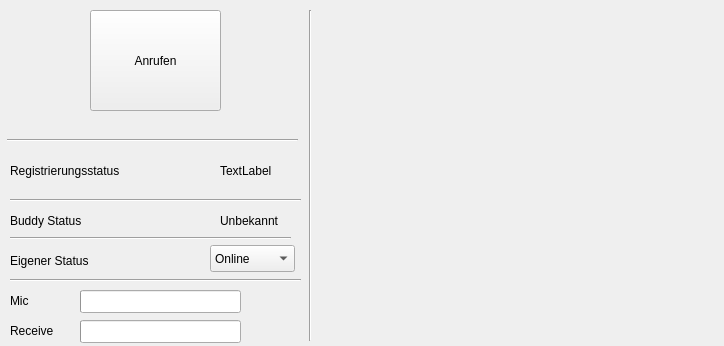
The window that Modules/MainUIModules/UIResources/MainUISimpleVideo.ui (dennisguse/VoIP.py) describes before a commit, drawn with Qt 5.
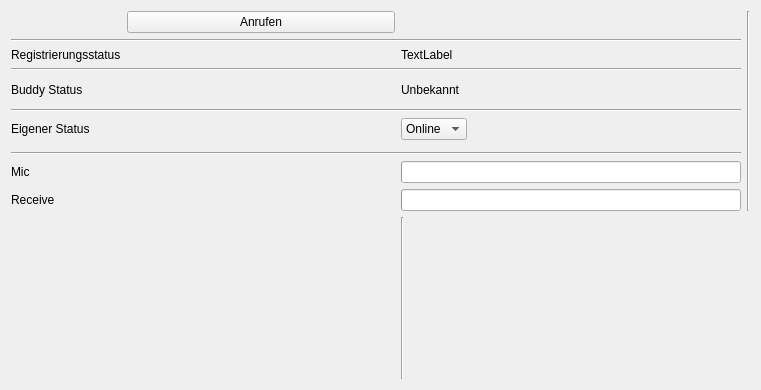
The same window after the commit.

Commit message: Still working video-demo.

```diff
--- a/Modules/MainUIModules/UIResources/MainUISimpleVideo.ui
+++ b/Modules/MainUIModules/UIResources/MainUISimpleVideo.ui
@@ -6,196 +6,95 @@
    <rect>
     <x>0</x>
     <y>0</y>
-    <width>724</width>
-    <height>346</height>
+    <width>761</width>
+    <height>390</height>
    </rect>
   </property>
+  <property name="sizePolicy">
+   <sizepolicy hsizetype="Expanding" vsizetype="Expanding">
+    <horstretch>1</horstretch>
+    <verstretch>0</verstretch>
+   </sizepolicy>
+  </property>
   <property name="windowTitle">
    <string>Simple</string>
   </property>
-  <widget class="QLabel" name="regState">
-   <property name="geometry">
-    <rect>
-     <x>220</x>
-     <y>140</y>
-     <width>71</width>
-     <height>61</height>
-    </rect>
-   </property>
-   <property name="toolTip">
-    <string/>
-   </property>
-   <property name="statusTip">
-    <string/>
-   </property>
-   <property name="whatsThis">
-    <string/>
-   </property>
-   <property name="text">
-    <string>TextLabel</string>
-   </property>
-  </widget>
-  <widget class="QPushButton" name="btn">
-   <property name="geometry">
-    <rect>
-     <x>90</x>
-     <y>10</y>
-     <width>131</width>
-     <height>101</height>
-    </rect>
-   </property>
-   <property name="text">
-    <string>Anrufen</string>
-   </property>
-  </widget>
-  <widget class="QLabel" name="label">
-   <property name="geometry">
-    <rect>
-     <x>10</x>
-     <y>160</y>
-     <width>151</width>
-     <height>21</height>
-    </rect>
-   </property>
-   <property name="text">
-    <string>Registrierungsstatus</string>
-   </property>
-  </widget>
-  <widget class="Line" name="line">
-   <property name="geometry">
-    <rect>
-     <x>10</x>
-     <y>190</y>
-     <width>291</width>
-     <height>20</height>
-    </rect>
-   </property>
-   <property name="orientation">
-    <enum>Qt::Horizontal</enum>
-   </property>
-  </widget>
-  <widget class="QLabel" name="label_2">
-   <property name="geometry">
-    <rect>
-     <x>10</x>
-     <y>210</y>
-     <width>111</width>
-     <height>21</height>
-    </rect>
-   </property>
-   <property name="text">
-    <string>Buddy Status</string>
-   </property>
-  </widget>
+  <layout class="QGridLayout" name="gridLayout">
+   <item row="6" column="2">
   <widget class="QLabel" name="lblBuddy">
-   <property name="geometry">
-    <rect>
-     <x>220</x>
-     <y>210</y>
-     <width>81</width>
-     <height>21</height>
-    </rect>
-   </property>
    <property name="text">
     <string>Unbekannt</string>
    </property>
   </widget>
+   </item>
+   <item row="12" column="2" colspan="2">
+    <widget class="QProgressBar" name="pbTx">
+     <property name="value">
+      <number>0</number>
+     </property>
+     <property name="textVisible">
+      <bool>false</bool>
+     </property>
+    </widget>
+   </item>
+   <item row="14" column="2">
+    <widget class="Line" name="line_6">
+     <property name="orientation">
+      <enum>Qt::Vertical</enum>
+     </property>
+    </widget>
+   </item>
+   <item row="1" column="0" rowspan="2" colspan="4">
   <widget class="Line" name="line_2">
-   <property name="geometry">
-    <rect>
-     <x>7</x>
-     <y>130</y>
-     <width>291</width>
-     <height>20</height>
-    </rect>
-   </property>
    <property name="orientation">
     <enum>Qt::Horizontal</enum>
    </property>
   </widget>
-  <widget class="Line" name="line_3">
-   <property name="geometry">
-    <rect>
-     <x>10</x>
-     <y>270</y>
-     <width>291</width>
-     <height>20</height>
-    </rect>
-   </property>
+   </item>
+   <item row="0" column="4" rowspan="14">
+    <widget class="Line" name="line_5">
+     <property name="orientation">
+      <enum>Qt::Vertical</enum>
+     </property>
+    </widget>
+   </item>
+   <item row="4" column="0" colspan="4">
+    <widget class="Line" name="line">
    <property name="orientation">
     <enum>Qt::Horizontal</enum>
    </property>
   </widget>
+   </item>
+   <item row="8" column="0" colspan="4">
+    <widget class="Line" name="line_4">
+     <property name="orientation">
+      <enum>Qt::Horizontal</enum>
+     </property>
+    </widget>
+   </item>
+   <item row="12" column="0">
   <widget class="QLabel" name="label_3">
-   <property name="geometry">
-    <rect>
-     <x>10</x>
-     <y>290</y>
-     <width>111</width>
-     <height>21</height>
-    </rect>
-   </property>
    <property name="text">
     <string>Mic</string>
    </property>
   </widget>
+   </item>
+   <item row="13" column="0">
   <widget class="QLabel" name="label_4">
-   <property name="geometry">
-    <rect>
-     <x>10</x>
-     <y>320</y>
-     <width>61</width>
-     <height>21</height>
-    </rect>
-   </property>
    <property name="text">
     <string>Receive</string>
    </property>
   </widget>
-  <widget class="QProgressBar" name="pbTx">
-   <property name="geometry">
-    <rect>
-     <x>80</x>
-     <y>290</y>
-     <width>161</width>
-     <height>23</height>
-    </rect>
-   </property>
-   <property name="value">
-    <number>0</number>
-   </property>
-   <property name="textVisible">
-    <bool>false</bool>
-   </property>
-  </widget>
-  <widget class="QProgressBar" name="pbRx">
-   <property name="enabled">
-    <bool>true</bool>
-   </property>
-   <property name="geometry">
-    <rect>
-     <x>80</x>
-     <y>320</y>
-     <width>161</width>
-     <height>23</height>
-    </rect>
-   </property>
-   <property name="value">
-    <number>0</number>
-   </property>
-   <property name="textVisible">
-    <bool>false</bool>
-   </property>
-  </widget>
+   </item>
+   <item row="9" column="0">
+    <widget class="QLabel" name="label_5">
+     <property name="text">
+      <string>Eigener Status</string>
+     </property>
+    </widget>
+   </item>
+   <item row="9" column="2">
   <widget class="QComboBox" name="cbOwnStatus">
-   <property name="geometry">
-    <rect>
-     <x>210</x>
-     <y>245</y>
-     <width>85</width>
-     <height>27</height>
-    </rect>
-   </property>
    <item>
     <property name="text">
      <string>Online</string>
@@ -207,67 +106,87 @@
     </property>
    </item>
   </widget>
-  <widget class="QLabel" name="label_5">
-   <property name="geometry">
-    <rect>
-     <x>10</x>
-     <y>250</y>
-     <width>111</width>
-     <height>21</height>
-    </rect>
-   </property>
-   <property name="text">
-    <string>Eigener Status</string>
-   </property>
-  </widget>
-  <widget class="Line" name="line_4">
-   <property name="geometry">
-    <rect>
-     <x>10</x>
-     <y>230</y>
-     <width>281</width>
-     <height>16</height>
-    </rect>
-   </property>
+   </item>
+   <item row="11" column="0" colspan="4">
+    <widget class="Line" name="line_3">
    <property name="orientation">
     <enum>Qt::Horizontal</enum>
    </property>
   </widget>
-  <widget class="Line" name="line_5">
-   <property name="geometry">
-    <rect>
-     <x>300</x>
-     <y>10</y>
-     <width>20</width>
-     <height>331</height>
-    </rect>
-   </property>
-   <property name="orientation">
-    <enum>Qt::Vertical</enum>
-   </property>
-  </widget>
-  <widget class="QWidget" name="gridLayoutWidget">
-   <property name="geometry">
-    <rect>
-     <x>550</x>
-     <y>220</y>
-     <width>131</width>
-     <height>121</height>
-    </rect>
-   </property>
-   <layout class="QGridLayout" name="videoOutgoing"/>
-  </widget>
-  <widget class="QWidget" name="gridLayoutWidget_2">
-   <property name="geometry">
-    <rect>
-     <x>320</x>
-     <y>10</y>
-     <width>301</width>
-     <height>281</height>
-    </rect>
+   </item>
+   <item row="3" column="0">
+    <widget class="QLabel" name="label">
+     <property name="text">
+      <string>Registrierungsstatus</string>
+     </property>
+    </widget>
+   </item>
+   <item row="13" column="2" colspan="2">
+    <widget class="QProgressBar" name="pbRx">
+     <property name="enabled">
+      <bool>true</bool>
+     </property>
+     <property name="value">
+      <number>0</number>
+     </property>
+     <property name="textVisible">
+      <bool>false</bool>
+     </property>
+    </widget>
+   </item>
+   <item row="0" column="1">
+    <widget class="QPushButton" name="btn">
+     <property name="text">
+      <string>Anrufen</string>
+     </property>
+    </widget>
+   </item>
+   <item row="6" column="0">
+    <widget class="QLabel" name="label_2">
+     <property name="text">
+      <string>Buddy Status</string>
+     </property>
+    </widget>
+   </item>
+   <item row="3" column="2">
+    <widget class="QLabel" name="regState">
+     <property name="toolTip">
+      <string/>
+     </property>
+     <property name="statusTip">
+      <string/>
+     </property>
+     <property name="whatsThis">
+      <string/>
+     </property>
+     <property name="text">
+      <string>TextLabel</string>
+     </property>
+    </widget>
+   </item>
+   <item row="14" column="1">
+    <widget class="QWidget" name="widget" native="true">
+     <property name="sizePolicy">
+      <sizepolicy hsizetype="Expanding" vsizetype="Expanding">
+       <horstretch>0</horstretch>
+       <verstretch>0</verstretch>
+      </sizepolicy>
    </property>
    <layout class="QGridLayout" name="videoIncoming"/>
   </widget>
+   </item>
+   <item row="14" column="3">
+    <widget class="QWidget" name="widget_2" native="true">
+     <property name="sizePolicy">
+      <sizepolicy hsizetype="Expanding" vsizetype="Expanding">
+       <horstretch>0</horstretch>
+       <verstretch>0</verstretch>
+      </sizepolicy>
+     </property>
+     <layout class="QGridLayout" name="videoOutgoing"/>
+    </widget>
+   </item>
+  </layout>
  </widget>
  <resources/>
  <connections/>
```
Left out of the diff: 2 changed lines with no effect on the pictures. Lines whose indentation alone changed are shown as unchanged. The commit also changes 2 other files.
